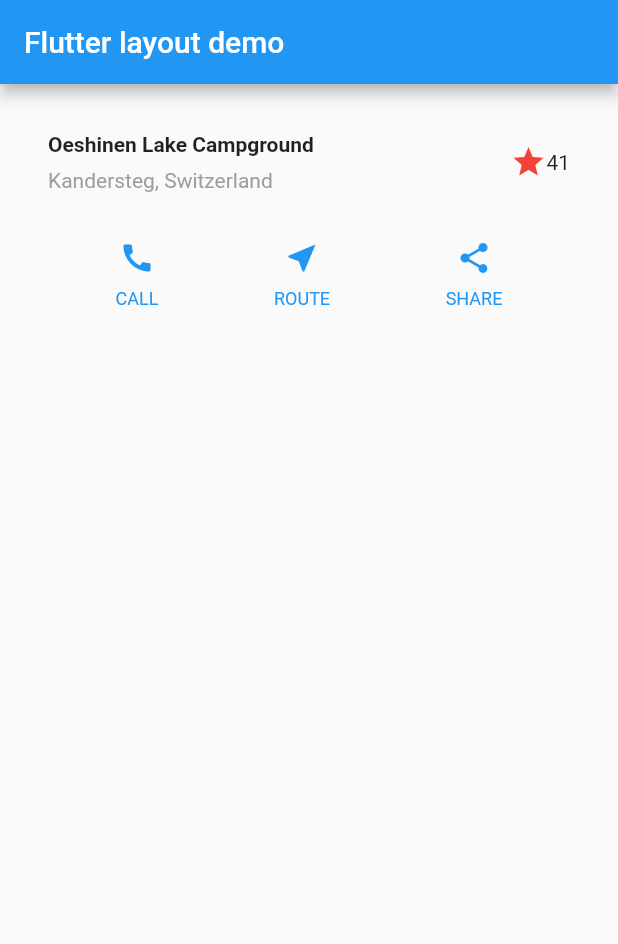
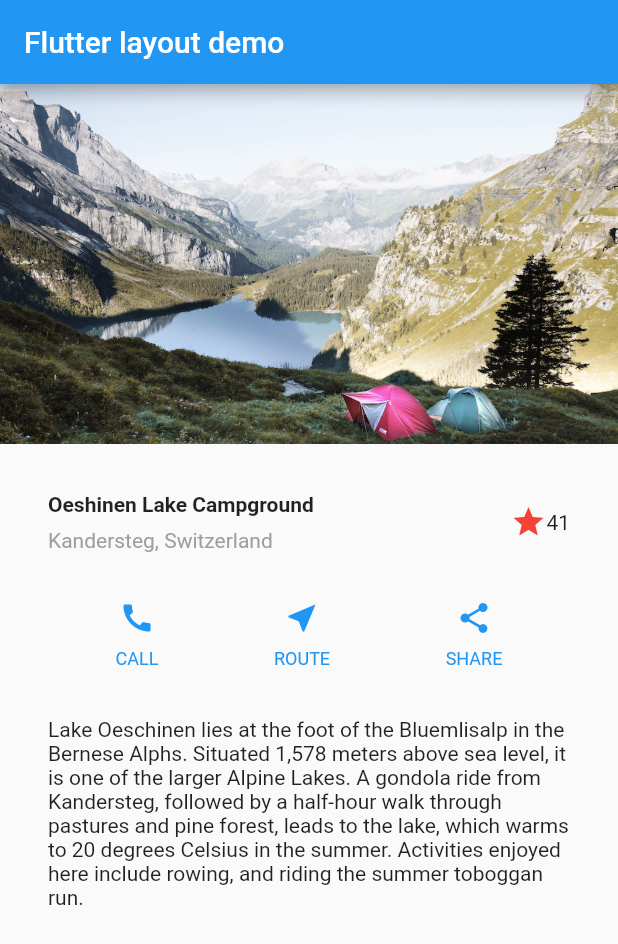
Before and after one commit to CoderNamedHendrick/flutter_tut_project, a Flutter app: the screen it shows after launch, on a phone screen of 412 x 824 dp. Shown: the top 944 px of the screen. Run offline on Flutter 3.47's test engine with Material 2 defaults, Android fonts, the phone set to English and light mode, and no system bars.

Commit message:
Finishing the layout of the app

```diff
--- a/lib/main.dart
+++ b/lib/main.dart
@@ -2,7 +2,6 @@ import 'package:flutter/material.dart';
 import 'package:flutter/rendering.dart';
 
 void main() {
-  debugPaintSizeEnabled = false;
   runApp(MyApp());
 }
 
@@ -84,10 +83,17 @@ class MyApp extends StatelessWidget {
         appBar: AppBar(
           title: Text('Flutter layout demo'),
         ),
-        body: Column(
+        body: ListView(
           children: [
+            Image.asset(
+              'images/lake.jpg',
+            width: 600,
+            height: 240,
+            fit: BoxFit.cover,
+            ),
             titleSection,
             buttonSection,
+            textSection,
           ],
         ),
       ),
--- a/pubspec.yaml
+++ b/pubspec.yaml
@@ -48,6 +48,8 @@ flutter:
   # assets:
   #   - images/a_dot_burr.jpeg
   #   - images/a_dot_ham.jpeg
+  assets:
+    - images/lake.jpg
 
   # An image asset can refer to one or more resolution-specific "variants", see
   # https://flutter.dev/assets-and-images/#resolution-aware.
```
Also changed, not shown: images/lake.jpg (added).
